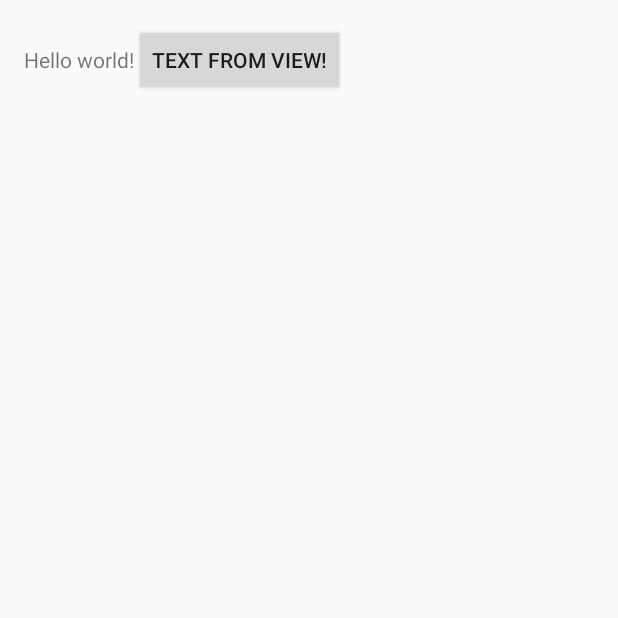
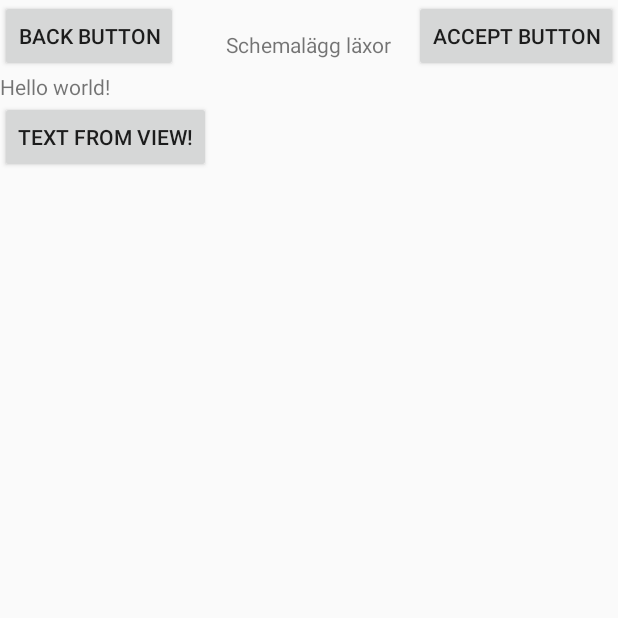
Before and after one commit to viclarsson/HomeWorkPlanner, an Android app: the screen it shows after launch (WeekActivity), on a phone screen of 412 x 824 dp, the top half of it. Run offline under Robolectric (Android 15) with nearby library versions, the phone set to English and light mode, and no system bars.

Commit message:
Added top_menu layout and included it in week_activity

```diff
--- a/app/src/main/res/layout/activity_week.xml
+++ b/app/src/main/res/layout/activity_week.xml
@@ -1,19 +1,28 @@
 <LinearLayout xmlns:android="http://schemas.android.com/apk/res/android"
     xmlns:tools="http://schemas.android.com/tools"
+    android:orientation="vertical"
     android:layout_width="match_parent"
-    android:layout_height="match_parent" android:paddingLeft="@dimen/activity_horizontal_margin"
-    android:paddingRight="@dimen/activity_horizontal_margin"
-    android:paddingTop="@dimen/activity_vertical_margin"
-    android:paddingBottom="@dimen/activity_vertical_margin"
+    android:layout_height="match_parent"
     tools:context="iprog.group5.homeworkplanner.Week"
-    android:id="@+id/base">
+    android:id="@+id/base"
+    android:weightSum="1">
+
+    <include
+        android:layout_width="wrap_content"
+        android:layout_height="wrap_content"
+        layout="@layout/top_menu" />
 
     <TextView android:text="@string/hello_world" android:layout_width="wrap_content"
         android:layout_height="wrap_content" />
+
+
     <Button
         android:layout_width="wrap_content"
         android:layout_height="wrap_content"
         android:text="@string/greenButton"
         android:id="@+id/green_button"/>
 
+
+
+
 </LinearLayout>
--- /dev/null
+++ b/app/src/main/res/layout/top_menu.xml
@@ -0,0 +1,28 @@
+<?xml version="1.0" encoding="utf-8"?>
+<RelativeLayout xmlns:android="http://schemas.android.com/apk/res/android"
+    android:layout_width="match_parent"
+    android:layout_height="match_parent">
+
+    <Button
+        android:layout_width="wrap_content"
+        android:layout_height="wrap_content"
+        android:text="Back Button"
+        android:id="@+id/button" />
+
+    <TextView
+        android:layout_width="wrap_content"
+        android:layout_height="wrap_content"
+        android:layout_centerHorizontal="true"
+        android:paddingTop="20dp"
+        android:text="@string/topText"
+        android:id="@+id/textView" />
+
+    <Button
+        android:layout_width="wrap_content"
+        android:layout_height="wrap_content"
+        android:layout_alignParentRight="true"
+        android:text="Accept Button"
+        android:id="@+id/button2"/>
+
+
+</RelativeLayout>
--- a/app/src/main/res/values/strings.xml
+++ b/app/src/main/res/values/strings.xml
@@ -7,4 +7,8 @@
     <string name="math">Math</string>
     <string name="swedish">Swedish</string>
     <string name="greenButton">GreenButton!</string>
+
+    <!-- top_menu -->
+    <string name="topText">Schemalägg läxor</string>
+
 </resources>
```
Also changed, not shown: 1 other file.
